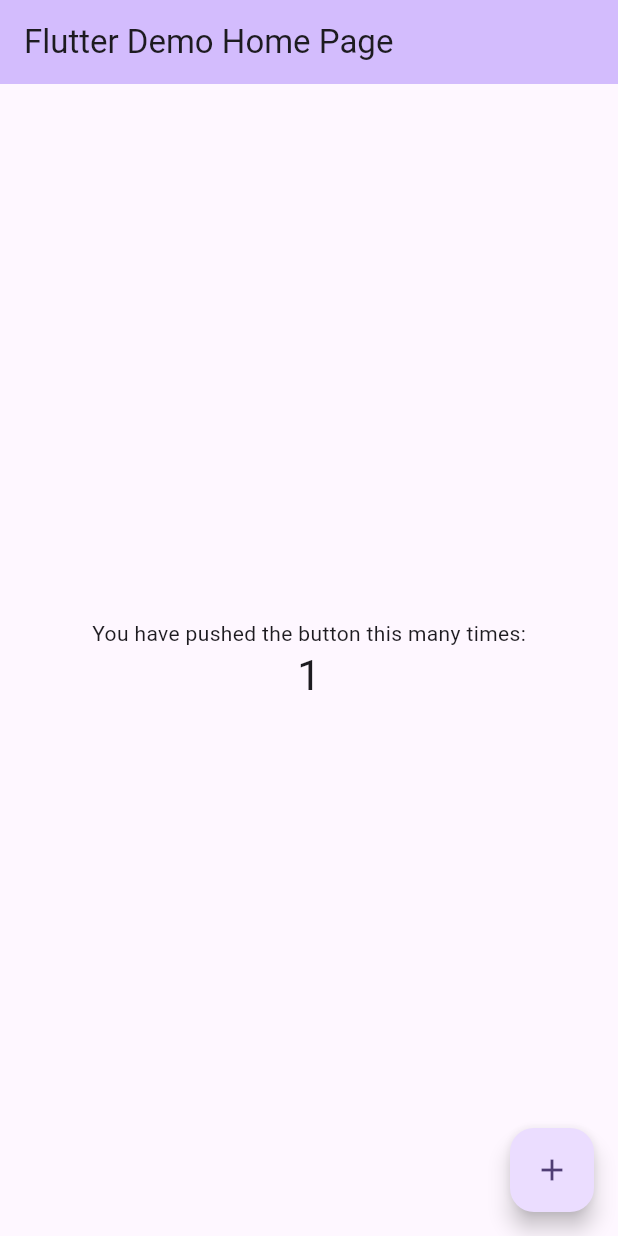
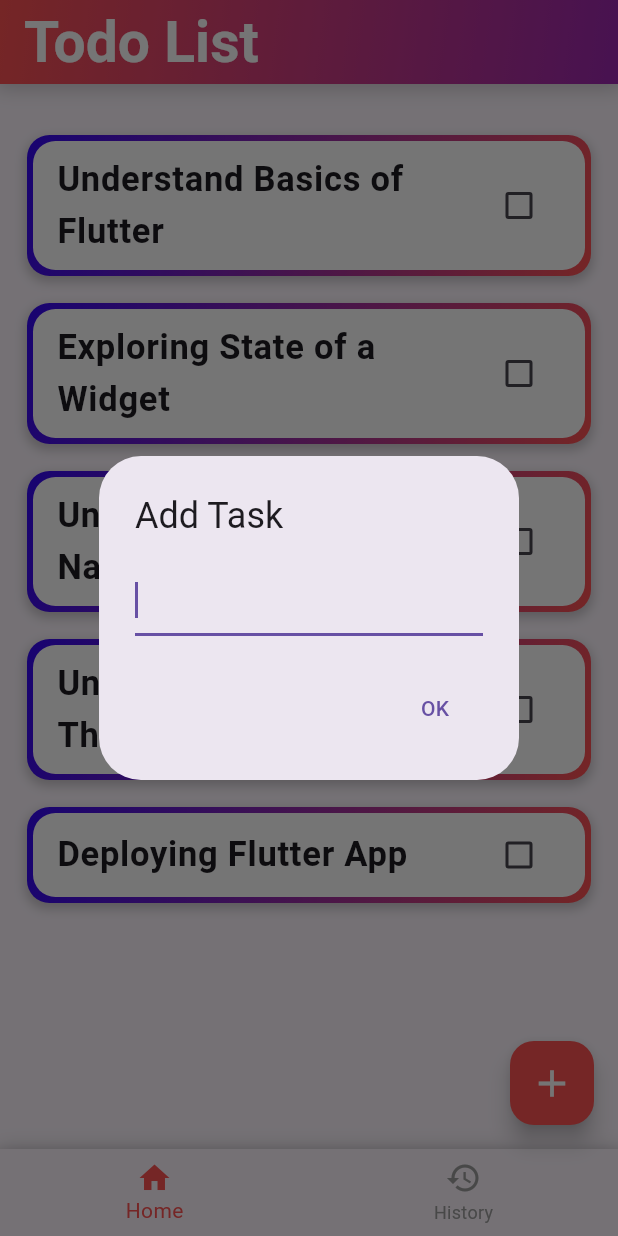
Before and after one commit to stefaniesinner/todo-app, a Flutter app: the screen it shows after launch, after a tap on the "add" icon, on a phone screen of 412 x 824 dp. Run offline on Flutter 3.47's test engine with Material 3 defaults, Android fonts, the phone set to English and light mode, and no system bars; our stand-ins replace google_fonts.

Commit message:
Add files

```diff
--- /dev/null
+++ b/lib/add_task_button.dart
@@ -0,0 +1,47 @@
+import 'package:flutter/material.dart';
+import 'package:todo_app/app_logic.dart';
+
+class AddTaskButton extends StatelessWidget {
+  String inputText = "";
+
+  @override
+  Widget build(BuildContext context) {
+    return FloatingActionButton(
+      onPressed: () {
+        print("AddTaskButton Widget : ON Pressed Called");
+        showDialog(
+          context: context,
+          builder: (context) {
+            return AlertDialog(
+              title: Text('Add Task'),
+              content: TextField(
+                // Cursor will be automatically focused on the text field
+                autofocus: true,
+
+                // When the user presses the enter / done button
+                onSubmitted: (value) {
+                  AppLogic.addNewTask(value);
+                  Navigator.of(context).pop();
+                },
+                onChanged: (value) {
+                  inputText = value;
+                },
+              ),
+              actions: <Widget>[
+                TextButton(
+                  child: Text('OK'),
+                  onPressed: () {
+                    AppLogic.addNewTask(inputText);
+                    Navigator.of(context).pop();
+                  },
+                ),
+              ],
+            );
+          },
+        );
+      },
+      child: Icon(Icons.add, color: Colors.white, size: 30),
+      backgroundColor: Colors.redAccent,
+    );
+  }
+}
--- /dev/null
+++ b/lib/app_logic.dart
@@ -0,0 +1,143 @@
+import 'package:flutter/material.dart';
+import 'package:google_fonts/google_fonts.dart';
+
+class AppLogic {
+  static late Function updatePendingList;
+  static late Function updateHistoryList;
+
+  static List<Widget> pendingWidgetList = [];
+  static List<Widget> historyWidgetList = [];
+
+  AppLogic(
+      Function updatePendingListRecieved,
+      ) {
+    AppLogic.updatePendingList = updatePendingListRecieved;
+
+    pendingWidgetList.add(CustomListTile(
+      title: "Understand Basics of Flutter",
+      isChecked: false,
+    ));
+
+    pendingWidgetList.add(CustomListTile(
+      title: "Exploring State of a Widget",
+      isChecked: false,
+    ));
+
+    pendingWidgetList.add(CustomListTile(
+      title: "Understand Basic Navigation",
+      isChecked: false,
+    ));
+
+    pendingWidgetList.add(CustomListTile(
+      title: "Understand Basic Theming",
+      isChecked: false,
+    ));
+
+    pendingWidgetList.add(CustomListTile(
+      title: "Deploying Flutter App",
+      isChecked: false,
+    ));
+  }
+
+  static void initializeHistoryList(Function updateHistoryListRecieved) {
+    AppLogic.updateHistoryList = updateHistoryListRecieved;
+  }
+
+  static void addNewTask(String newTask) {
+    pendingWidgetList.add(CustomListTile(title: newTask, isChecked: false));
+    updatePendingList();
+  }
+
+  static void dismissTask(Widget task) {
+    pendingWidgetList.remove(task);
+    historyWidgetList.remove(task);
+    historyWidgetList.add(task);
+    updateHistoryList();
+  }
+}
+
+class CustomListTile extends StatefulWidget {
+  final String title;
+  bool isChecked;
+
+  CustomListTile({
+    required this.title,
+    this.isChecked = false,
+  });
+
+  @override
+  State<CustomListTile> createState() => _CustomListTileState();
+}
+
+class _CustomListTileState extends State<CustomListTile> {
+  @override
+  Widget build(BuildContext context) {
+    print("CustomListTile Widget : Building Widget : " + widget.title);
+    return Dismissible(
+      key: UniqueKey(),
+      onDismissed: (direction) {
+        print("CustomListTile Widget : On Dismissed Called : " +
+            widget.title +
+            " : " +
+            direction.toString());
+
+        AppLogic.dismissTask(this.widget);
+        setState(() {});
+        AppLogic.updatePendingList();
+      },
+      child: Container(
+        margin: EdgeInsets.symmetric(vertical: 9, horizontal: 18),
+        decoration: BoxDecoration(
+          shape: BoxShape.rectangle,
+          borderRadius: BorderRadius.all(Radius.circular(15)),
+          boxShadow: [
+            BoxShadow(
+              color: Colors.black.withOpacity(0.2),
+              spreadRadius: 1,
+              blurRadius: 5,
+              offset: Offset(0, 3),
+            ),
+          ],
+          border: Border.all(
+            width: 3,
+            color: Colors.transparent,
+          ),
+          gradient: LinearGradient(
+            begin: Alignment.topLeft,
+            end: Alignment.bottomRight,
+            colors: [Color.fromARGB(255, 51, 7, 246), Colors.redAccent],
+          ),
+        ),
+        child: Container(
+          margin: EdgeInsets.all(1),
+          // color: Colors.white,
+          decoration: BoxDecoration(
+              shape: BoxShape.rectangle,
+              borderRadius: BorderRadius.all(Radius.circular(15)),
+              color: Colors.white),
+          child: CheckboxListTile(
+              title: Text(
+                widget.title,
+                style: GoogleFonts.comicNeue(
+                    textStyle: TextStyle(
+                      fontSize: 23,
+                      fontWeight: FontWeight.bold,
+                      decoration:
+                      widget.isChecked ? TextDecoration.lineThrough : null,
+                    )),
+              ),
+              value: widget.isChecked,
+              onChanged: (value) {
+                print("CustomListTile Widget : ON Change Called :  " +
+                    value.toString() +
+                    " : " +
+                    widget.title);
+                setState(() {
+                  widget.isChecked = value!;
+                });
+              }),
+        ),
+      ),
+    );
+  }
+}
--- /dev/null
+++ b/lib/history_list.dart
@@ -0,0 +1,35 @@
+import 'package:flutter/material.dart';
+import 'package:todo_app/app_logic.dart';
+
+class HistoryList extends StatefulWidget {
+  @override
+  State<HistoryList> createState() => _HistoryListState();
+}
+
+class _HistoryListState extends State<HistoryList> {
+  @override
+  void initState() {
+    // TODO: implement initState
+    AppLogic.initializeHistoryList(updateHistoryList);
+    super.initState();
+  }
+
+  void updateHistoryList() {
+    setState(() {
+      print("HistoryList Widget: SetState called");
+    });
+  }
+
+  @override
+  Widget build(BuildContext context) {
+    print('HistoryList Widget: Building Widget');
+
+    // ListView.builder is a better choice when dealing with a large number of items because it only builds those items that are currently visible on the screen, which can greatly improve the performance of your app.
+    return ListView.builder(
+      itemCount: AppLogic.historyWidgetList.length,
+      itemBuilder: (context, index) {
+        return AppLogic.historyWidgetList[index];
+      },
+    );
+  }
+}
--- a/lib/main.dart
+++ b/lib/main.dart
@@ -1,125 +1,175 @@
 import 'package:flutter/material.dart';
+import 'package:google_fonts/google_fonts.dart';
+import 'package:todo_app/app_logic.dart';
+import 'package:todo_app/history_list.dart';
+import 'package:todo_app/add_task_button.dart';
 
+// The runApp() function is a Flutter function that takes as its argument a Widget which the framework inflates and attaches to the screen's root to render it.
 void main() {
-  runApp(const MyApp());
+  runApp(TodoApp());
 }
 
-class MyApp extends StatelessWidget {
-  const MyApp({super.key});
+// build is a method that describes what the widget looks like by returning a new widget tree. This method is called every time Flutter needs to render the widget or when the state of your widget changes.
 
-  // This widget is the root of your application.
+// MaterialApp is a predefined class in flutter which is the root of your app. It provides many functionalities like theming, navigation, and title.
+class TodoApp extends StatelessWidget {
   @override
   Widget build(BuildContext context) {
     return MaterialApp(
-      title: 'Flutter Demo',
-      theme: ThemeData(
-        // This is the theme of your application.
-        //
-        // TRY THIS: Try running your application with "flutter run". You'll see
-        // the application has a purple toolbar. Then, without quitting the app,
-        // try changing the seedColor in the colorScheme below to Colors.green
-        // and then invoke "hot reload" (save your changes or press the "hot
-        // reload" button in a Flutter-supported IDE, or press "r" if you used
-        // the command line to start the app).
-        //
-        // Notice that the counter didn't reset back to zero; the application
-        // state is not lost during the reload. To reset the state, use hot
-        // restart instead.
-        //
-        // This works for code too, not just values: Most code changes can be
-        // tested with just a hot reload.
-        colorScheme: ColorScheme.fromSeed(seedColor: Colors.deepPurple),
-        useMaterial3: true,
-      ),
-      home: const MyHomePage(title: 'Flutter Demo Home Page'),
+      title: 'Todo List',
+      home: BaseWidget(),
+      debugShowCheckedModeBanner: false,
     );
   }
 }
 
-class MyHomePage extends StatefulWidget {
-  const MyHomePage({super.key, required this.title});
-
-  // This widget is the home page of your application. It is stateful, meaning
-  // that it has a State object (defined below) that contains fields that affect
-  // how it looks.
-
-  // This class is the configuration for the state. It holds the values (in this
-  // case the title) provided by the parent (in this case the App widget) and
-  // used by the build method of the State. Fields in a Widget subclass are
-  // always marked "final".
-
-  final String title;
-
+// Scaffold is the basic setup for a page in your app. It's like a blank canvas where you can place different widgets to build your UI. Hover over the Scaffold widget to get more information about it.
+class BaseWidget extends StatefulWidget {
   @override
-  State<MyHomePage> createState() => _MyHomePageState();
+  State<BaseWidget> createState() => _BaseWidgetState();
 }
 
-class _MyHomePageState extends State<MyHomePage> {
-  int _counter = 0;
+class _BaseWidgetState extends State<BaseWidget> {
+  int currentIndex = 0;
 
-  void _incrementCounter() {
+  final pages = [
+    PendingList(),
+    HistoryList(),
+  ];
+  @override
+  Widget build(BuildContext context) {
+    return Scaffold(
+      appBar: AppBar(
+        title: Text('Todo List',
+            style: GoogleFonts.comicNeue(
+              textStyle: TextStyle(
+                fontSize: 38,
+                fontWeight: FontWeight.bold,
+              ),
+            )),
+        flexibleSpace: Container(
+          decoration: BoxDecoration(
+            boxShadow: [
+              BoxShadow(
+                color: Colors.black.withOpacity(0.2),
+                spreadRadius: 3,
+                blurRadius: 10,
+              ),
+            ],
+            gradient: LinearGradient(
+              begin: Alignment.topLeft,
+              end: Alignment.bottomRight,
+              colors: <Color>[
+                Colors.redAccent,
+                Colors.purple,
+              ],
+            ),
+          ),
+        ),
+        foregroundColor: Colors.white,
+      ),
+      floatingActionButton: AddTaskButton(),
+      bottomNavigationBar: Container(
+        decoration: BoxDecoration(
+          boxShadow: <BoxShadow>[
+            BoxShadow(
+              color: Colors.black.withOpacity(0.2),
+              blurRadius: 10,
+            ),
+          ],
+        ),
+        child: BottomNavigationBar(
+          selectedItemColor: Colors.redAccent,
+          unselectedItemColor: Colors.grey,
+          currentIndex: currentIndex,
+          items: [
+            BottomNavigationBarItem(
+              icon: Icon(Icons.home),
+              label: 'Home',
+            ),
+            BottomNavigationBarItem(
+              icon: Icon(Icons.history),
+              label: 'History',
+            ),
+          ],
+          onTap: (index) {
+            setState(() {
+              currentIndex = index;
+            });
+          },
+        ),
+      ),
+      body: IndexedStack(
+        index: currentIndex,
+        children: pages,
+      ),
+    );
+  }
+}
+
+// Stateful widgets are widgets that can change their state over time. These widgets are useful when the UI changes dynamically, like when you want to update the UI in response to user actions or when some data changes.
+class PendingList extends StatefulWidget {
+  @override
+  State<PendingList> createState() => _PendingListState();
+}
+
+class _PendingListState extends State<PendingList> {
+  @override
+  void initState() {
+    // TODO: implement initState
+    AppLogic(updatePendingList);
+    super.initState();
+  }
+
+  void updatePendingList() {
     setState(() {
-      // This call to setState tells the Flutter framework that something has
-      // changed in this State, which causes it to rerun the build method below
-      // so that the display can reflect the updated values. If we changed
-      // _counter without calling setState(), then the build method would not be
-      // called again, and so nothing would appear to happen.
-      _counter++;
+      print("PendingList Widget: SetState called");
     });
   }
 
   @override
   Widget build(BuildContext context) {
-    // This method is rerun every time setState is called, for instance as done
-    // by the _incrementCounter method above.
-    //
-    // The Flutter framework has been optimized to make rerunning build methods
-    // fast, so that you can just rebuild anything that needs updating rather
-    // than having to individually change instances of widgets.
-    return Scaffold(
-      appBar: AppBar(
-        // TRY THIS: Try changing the color here to a specific color (to
-        // Colors.amber, perhaps?) and trigger a hot reload to see the AppBar
-        // change color while the other colors stay the same.
-        backgroundColor: Theme.of(context).colorScheme.inversePrimary,
-        // Here we take the value from the MyHomePage object that was created by
-        // the App.build method, and use it to set our appbar title.
-        title: Text(widget.title),
+    print('PendingList Widget: Building Widget');
+
+    // ListView.builder is a better choice when dealing with a large number of items because it only builds those items that are currently visible on the screen, which can greatly improve the performance of your app.
+    return Container(
+      padding: EdgeInsets.only(top: 25),
+      child: ListView.builder(
+        itemCount: AppLogic.pendingWidgetList.length,
+        itemBuilder: (context, index) {
+          return AppLogic.pendingWidgetList[index];
+        },
       ),
-      body: Center(
-        // Center is a layout widget. It takes a single child and positions it
-        // in the middle of the parent.
-        child: Column(
-          // Column is also a layout widget. It takes a list of children and
-          // arranges them vertically. By default, it sizes itself to fit its
-          // children horizontally, and tries to be as tall as its parent.
-          //
-          // Column has various properties to control how it sizes itself and
-          // how it positions its children. Here we use mainAxisAlignment to
-          // center the children vertically; the main axis here is the vertical
-          // axis because Columns are vertical (the cross axis would be
-          // horizontal).
-          //
-          // TRY THIS: Invoke "debug painting" (choose the "Toggle Debug Paint"
-          // action in the IDE, or press "p" in the console), to see the
-          // wireframe for each widget.
-          mainAxisAlignment: MainAxisAlignment.center,
-          children: <Widget>[
-            const Text(
-              'You have pushed the button this many times:',
-            ),
-            Text(
-              '$_counter',
-              style: Theme.of(context).textTheme.headlineMedium,
-            ),
-          ],
-        ),
-      ),
-      floatingActionButton: FloatingActionButton(
-        onPressed: _incrementCounter,
-        tooltip: 'Increment',
-        child: const Icon(Icons.add),
-      ), // This trailing comma makes auto-formatting nicer for build methods.
     );
   }
 }
+
+
+
+
+
+/*
+
+SCAFFOLD:
+
+  The Scaffold widget in Flutter provides a framework with a number of features that help in creating a consistent visual structure for an application. Here are some of its main features:
+
+  appBar: This is a widget that is typically displayed at the top of the page as a header. It can contain a title, actions, and other widgets.
+
+  body: This is the primary content of the scaffold. It takes up most of the screen space.
+
+  floatingActionButton: This is a button that is displayed over the body widget, usually in the bottom right corner. It's typically used for a primary action in the application.
+
+  drawer: This is a slide-out menu that is typically used for navigation. It's usually hidden off-screen and can be displayed by swiping from the left edge of the screen or by pressing the menu button in the appBar.
+
+  bottomNavigationBar: This is a bar that appears at the bottom of the screen that can be used for navigation. It usually contains multiple items that can be selected to navigate between different views in the application.
+
+  snackBar: This is a temporary notification that can be displayed at the bottom of the scaffold. It can contain a message and an action.
+
+  backgroundColor: This is the color of the surface of the scaffold.
+
+  resizeToAvoidBottomInset: This determines whether the body should resize when the keyboard appears.
+
+  These are just some of the features provided by the Scaffold widget. It's a very flexible widget that can be customized to suit the needs of your application.
+
+ */
```
Also changed, not shown: 1 other file.
